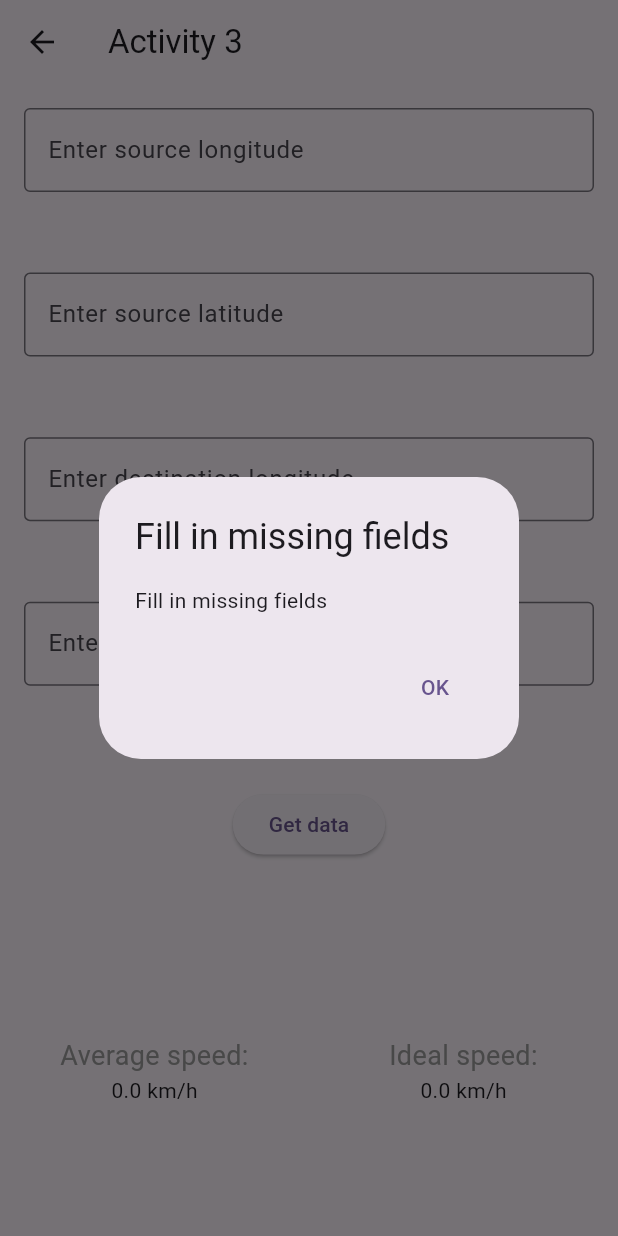
After one commit to shrey333/Heart-respiratory-rate, a Flutter app: the Activity3 screen opened directly, after a tap on "Get data", on a phone screen of 412 x 824 dp. The commit adds this screen. Run offline on Flutter 3.47's test engine with Material 2 defaults, Android fonts, the phone set to English and light mode, and no system bars; our stand-ins replace camera, flutter_rating_bar, sensors_plus, sqflite, wakelock; accounts and stored records are empty.

Commit message:
add activity 3

```diff
--- /dev/null
+++ b/lib/activity3.dart
@@ -0,0 +1,215 @@
+import 'dart:convert';
+import 'dart:core';
+
+import 'package:flutter/material.dart';
+import 'package:http/http.dart' as http;
+
+class Activity3 extends StatefulWidget {
+  const Activity3({super.key});
+
+  @override
+  State<Activity3> createState() => _SymptomLoggerState();
+}
+
+class _SymptomLoggerState extends State<Activity3> {
+  double avgSpeed = 0.0;
+  double idealSpeed = 0.0;
+  late TextEditingController _destLongitudeController;
+  late TextEditingController _destLatitudeController;
+  late TextEditingController _srcLongitudeController;
+  late TextEditingController _srcLatitudeController;
+
+  @override
+  void initState() {
+    super.initState();
+    _destLongitudeController = TextEditingController();
+    _destLatitudeController = TextEditingController();
+    _srcLongitudeController = TextEditingController();
+    _srcLatitudeController = TextEditingController();
+  }
+
+  @override
+  void dispose() {
+    _destLongitudeController.dispose();
+    _destLatitudeController.dispose();
+    _srcLongitudeController.dispose();
+    _srcLatitudeController.dispose();
+    super.dispose();
+  }
+
+  void displayDialog(title, description) async {
+    await showDialog<void>(
+      context: context,
+      builder: (BuildContext context) {
+        return AlertDialog(
+          title: Text(title),
+          content: Text(description),
+          actions: <Widget>[
+            TextButton(
+              onPressed: () {
+                Navigator.pop(context);
+              },
+              child: const Text('OK'),
+            ),
+          ],
+        );
+      },
+    );
+  }
+
+  @override
+  Widget build(BuildContext context) {
+    return Scaffold(
+      appBar: AppBar(
+        title: const Text('Activity 3'),
+      ),
+      body: SafeArea(
+        child: Column(
+          children: [
+            Expanded(
+              flex: 1,
+              child: Padding(
+                padding: const EdgeInsets.all(16.0),
+                child: TextField(
+                  controller: _srcLongitudeController,
+                  decoration: const InputDecoration(
+                    border: OutlineInputBorder(),
+                    labelText: 'Enter source longitude',
+                  ),
+                ),
+              ),
+            ),
+            Expanded(
+              flex: 1,
+              child: Padding(
+                padding: const EdgeInsets.all(16.0),
+                child: TextField(
+                  controller: _srcLatitudeController,
+                  decoration: const InputDecoration(
+                    border: OutlineInputBorder(),
+                    labelText: 'Enter source latitude',
+                  ),
+                ),
+              ),
+            ),
+            Expanded(
+              flex: 1,
+              child: Padding(
+                padding: const EdgeInsets.all(16.0),
+                child: TextField(
+                  controller: _destLongitudeController,
+                  decoration: const InputDecoration(
+                    border: OutlineInputBorder(),
+                    labelText: 'Enter destination longitude',
+                  ),
+                ),
+              ),
+            ),
+            Expanded(
+              flex: 1,
+              child: Padding(
+                padding: const EdgeInsets.all(16.0),
+                child: TextField(
+                  controller: _destLatitudeController,
+                  decoration: const InputDecoration(
+                    border: OutlineInputBorder(),
+                    labelText: 'Enter destination latitude',
+                  ),
+                ),
+              ),
+            ),
+            Expanded(
+              flex: 1,
+              child: Center(
+                child: ElevatedButton(
+                  child: const Text("Get data"),
+                  onPressed: () async {
+                    if (_destLongitudeController.text == "" ||
+                        _destLatitudeController.text == "" ||
+                        _srcLatitudeController.text == "" ||
+                        _srcLongitudeController.text == "") {
+                      displayDialog(
+                          "Fill in missing fields", "Fill in missing fields");
+                    } else {
+                      final response = await http.get(Uri.parse(
+                          'https://maps.googleapis.com/maps/api/distancematrix/json?departure_time=now&destinations=${_destLongitudeController.text}%2C${_destLatitudeController.text}8&origins=${_srcLongitudeController.text}%2C${_srcLatitudeController.text}&key=AIzaSyBzi30ZbW41zmnaKnW6FNCJUFMyHUaqs1E'));
+                      if (response.statusCode == 200) {
+                        final data =
+                            jsonDecode(response.body) as Map<String, dynamic>;
+                        if (data["rows"][0]["elements"][0]["status"] ==
+                            "ZERO_RESULTS") {
+                          displayDialog("No data found", "No data found");
+                        } else {
+                          final values = data["rows"][0]["elements"][0];
+                          setState(() {
+                            avgSpeed = values["distance"]["value"] *
+                                3.6 /
+                                values["duration_in_traffic"]["value"];
+                            idealSpeed = values["distance"]["value"] *
+                                3.6 /
+                                values["duration"]["value"];
+                          });
+                        }
+                      } else {
+                        displayDialog("Error occurred while fetching API",
+                            "Error occurred while fetching API");
+                      }
+                    }
+                  },
+                ),
+              ),
+            ),
+            Expanded(
+              flex: 2,
+              child: Row(
+                mainAxisAlignment: MainAxisAlignment.spaceBetween,
+                children: <Widget>[
+                  Expanded(
+                    flex: 1,
+                    child: Center(
+                      child: Column(
+                        mainAxisSize: MainAxisSize.min,
+                        crossAxisAlignment: CrossAxisAlignment.center,
+                        children: <Widget>[
+                          const Text(
+                            "Average speed: ",
+                            textAlign: TextAlign.center,
+                            style: TextStyle(
+                              fontSize: 18,
+                              color: Colors.grey,
+                            ),
+                          ),
+                          Text('${avgSpeed.toString()} km/h'),
+                        ],
+                      ),
+                    ),
+                  ),
+                  Expanded(
+                    flex: 1,
+                    child: Center(
+                      child: Column(
+                        mainAxisSize: MainAxisSize.min,
+                        crossAxisAlignment: CrossAxisAlignment.center,
+                        children: <Widget>[
+                          const Text(
+                            "Ideal speed: ",
+                            textAlign: TextAlign.center,
+                            style: TextStyle(
+                              fontSize: 18,
+                              color: Colors.grey,
+                            ),
+                          ),
+                          Text('${idealSpeed.toString()} km/h'),
+                        ],
+                      ),
+                    ),
+                  ),
+                ],
+              ),
+            ),
+          ],
+        ),
+      ),
+    );
+  }
+}
--- a/lib/database/symptom_db.dart
+++ b/lib/database/symptom_db.dart
@@ -11,7 +11,7 @@ class SymptomsDatabase {
 
   Future<Database> get database async {
     if (_database != null) return _database!;
-    print("CREATED DATABASE");
+    // print("CREATED DATABASE");
     _database = await _initDB('symptoms.db');
     return _database!;
   }
@@ -52,7 +52,7 @@ class SymptomsDatabase {
     final db = await instance.database;
 
     final id = await db.insert(tableSymptoms, symptom.toJson());
-    print(id);
+    // print(id);
     return symptom.copy(id: id);
   }
 
--- a/lib/home_page.dart
+++ b/lib/home_page.dart
@@ -2,6 +2,7 @@ import 'dart:async';
 import 'dart:math';
 
 import 'package:camera/camera.dart';
+import 'package:contextmonitoringapplication/activity3.dart';
 import 'package:contextmonitoringapplication/database/symptom_db.dart';
 import 'package:contextmonitoringapplication/model/symptom.dart';
 import 'package:contextmonitoringapplication/symptom_logger.dart';
@@ -276,14 +277,28 @@ class _HomePageState extends State<HomePage> {
                             shortnessOfBreath: symptoms.shortnessOfBreath,
                             feelingTired: symptoms.feelingTired,
                           );
-                          print("Hello");
-                          print(tmp.toString());
                           await SymptomsDatabase.instance.create(tmp);
                         },
                       ),
                     ),
                   ),
                 ],
+              ),
+            ),
+            Expanded(
+              flex: 1,
+              child: Center(
+                child: ElevatedButton(
+                  child: const Text('Show activity 3'),
+                  onPressed: () {
+                    Navigator.push(
+                      context,
+                      MaterialPageRoute(
+                        builder: (builder) => const Activity3(),
+                      ),
+                    );
+                  },
+                ),
               ),
             ),
           ],
--- a/lib/symptom_logger.dart
+++ b/lib/symptom_logger.dart
@@ -26,7 +26,7 @@ class _SymptomLoggerState extends State<SymptomLogger> {
 
   @override
   void initState() {
-    print(widget.symptoms.toString());
+    // print(widget.symptoms.toString());
     sList = {
       "nausea": Pair('Nausea', widget.symptoms!.nausea),
       "headache": Pair('Headache', widget.symptoms!.headache),
--- a/pubspec.yaml
+++ b/pubspec.yaml
@@ -41,6 +41,7 @@ dependencies:
   camera: ^0.10.5+4
   wakelock: ^0.6.2
   path: ^1.8.3
+  http: ^1.1.0
 
 dev_dependencies:
   flutter_test:
```
Also changed, not shown: pubspec.lock, 2 other files.
